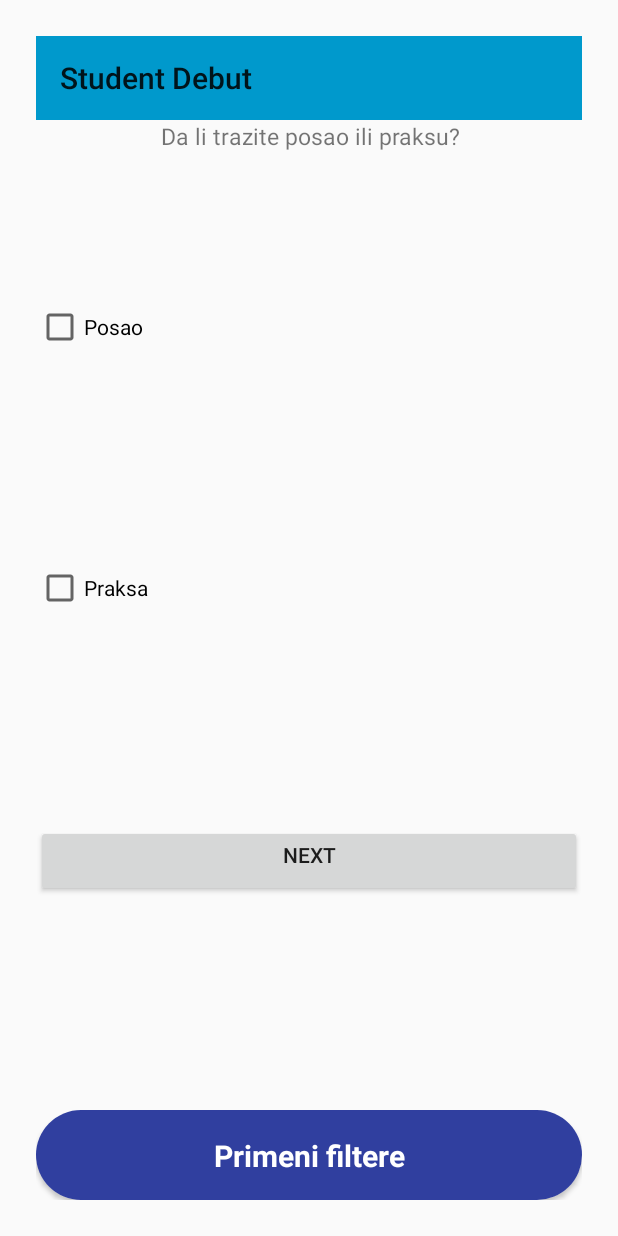
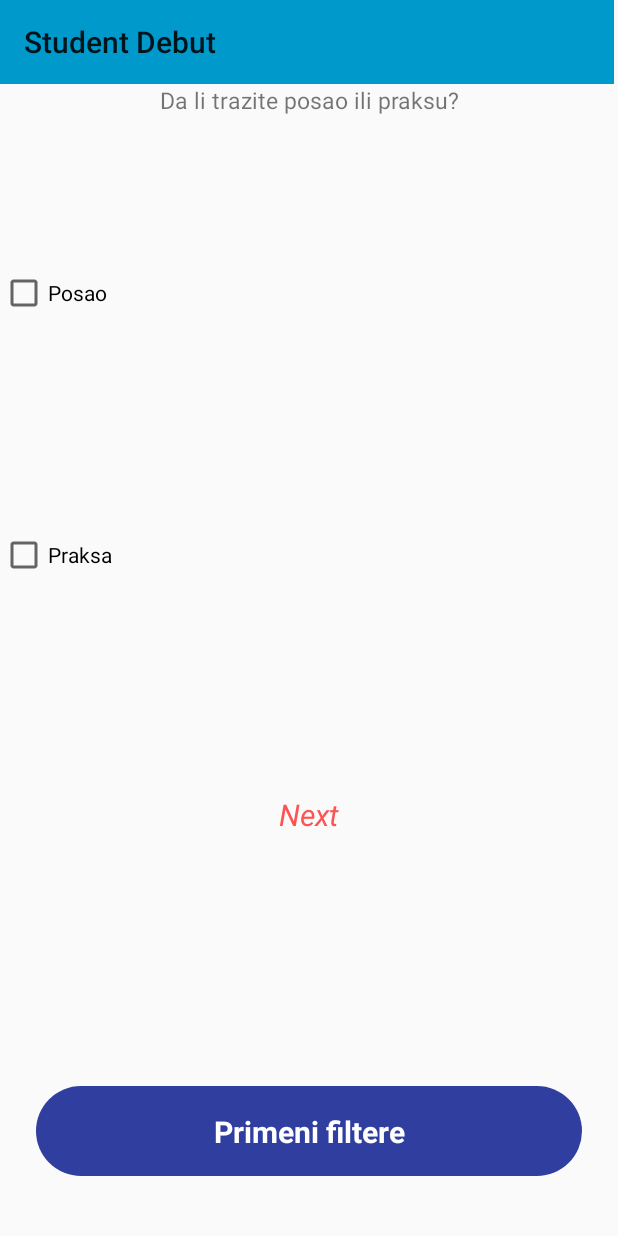
Before and after one commit to marijal74/Student-Debut, an Android app: the Options screen opened directly, with no data from a screen before it, on a phone screen of 412 x 824 dp. Run offline under Robolectric (Android 15) with nearby library versions, the phone set to English and light mode, and no system bars; 1 statement that could not run was skipped.

Commit message:
izmenjen ui kod biranja opcija

```diff
--- a/StudentDebut/app/src/main/java/com/example/studentdebut/Options.kt
+++ b/StudentDebut/app/src/main/java/com/example/studentdebut/Options.kt
@@ -15,7 +15,7 @@ import com.example.studentdebut.Model.RSSObject
 import com.google.gson.Gson
 import kotlinx.coroutines.*
 import kotlinx.android.synthetic.main.activity_options.*
-
+import java.lang.IllegalStateException
 
 
 class Options() : AppCompatActivity() {
@@ -76,7 +76,7 @@ class Options() : AppCompatActivity() {
     }
 
 
-    private suspend fun loadRSS(result: String): RSSObject {
+    private suspend fun loadRSS(result: String): RSSObject{
 
 
        lateinit var rssObject: RSSObject
@@ -108,7 +108,7 @@ class Options() : AppCompatActivity() {
                 handler1.postDelayed({
                     val intent = Intent(this@Options, ListOfJobs::class.java)
                     startActivity(intent)
-                },2000)
+                },200)
             },3000)
 
             //val i = Intent(this, ListOfJobs::class.java)
--- a/StudentDebut/app/src/main/res/layout/activity_options.xml
+++ b/StudentDebut/app/src/main/res/layout/activity_options.xml
@@ -4,8 +4,7 @@
     android:layout_height="match_parent"
     xmlns:app="http://schemas.android.com/apk/res-auto"
     xmlns:tools="http://schemas.android.com/tools"
-    tools:context=".Options"
-    android:padding="24dp">
+    tools:context=".Options">
 
 
     <!--TOOLBAR-->
@@ -94,12 +93,15 @@
 
 
 
-        <Button
+        <TextView
             android:id="@+id/btn_Next_page1"
             android:layout_width="match_parent"
             android:layout_height="wrap_content"
             android:gravity="center_horizontal"
             android:text="@string/next"
+            android:textColor="@color/colorAccent"
+            android:textSize="20sp"
+            android:textStyle="italic"
             android:textAlignment="center"
             app:layout_constraintBottom_toBottomOf="parent"
             app:layout_constraintEnd_toEndOf="parent"
@@ -134,6 +136,21 @@
             app:layout_constraintEnd_toEndOf="parent"
             app:layout_constraintStart_toStartOf="parent"
             app:layout_constraintTop_toTopOf="parent" />
+
+        <ScrollView
+            android:id="@+id/sc_pozicije"
+            android:layout_width="0dp"
+            android:layout_height="0dp"
+            app:layout_constraintStart_toStartOf="parent"
+            app:layout_constraintEnd_toEndOf="parent"
+            app:layout_constraintTop_toBottomOf="@id/tv_pozicija"
+            app:layout_constraintBottom_toBottomOf="parent">
+
+            <LinearLayout
+                android:layout_width="match_parent"
+                android:layout_height="wrap_content"
+                android:orientation="vertical">
+
                 <CheckBox
                     android:id="@+id/cb_prikazi_sve_pagePozicije"
                     android:layout_width="409dp"
@@ -247,6 +264,7 @@
                     android:text="@string/marketing"
                     app:layout_constraintStart_toStartOf="parent"
                     app:layout_constraintTop_toBottomOf="@+id/software_engineer" />
+
                 <CheckBox
                     android:id="@+id/cb_ostalo"
                     android:layout_width="409dp"
@@ -255,17 +273,24 @@
                     app:layout_constraintStart_toStartOf="parent"
                     app:layout_constraintTop_toBottomOf="@+id/marketing" />
 
-        <Button
+                <TextView
                     android:id="@+id/btn_Next_pagePozicije"
                     android:layout_width="match_parent"
                     android:layout_height="wrap_content"
                     android:text="@string/next"
+                    android:textColor="@color/colorAccent"
+                    android:textSize="20sp"
+                    android:textStyle="italic"
                     android:gravity="center_horizontal"
                     android:textAlignment="center"
                     app:layout_constraintBottom_toBottomOf="parent"
                     app:layout_constraintEnd_toEndOf="parent"
                     app:layout_constraintStart_toStartOf="parent"
                     app:layout_constraintTop_toBottomOf="@+id/cb_ostalo" />
+
+             </LinearLayout>
+
+        </ScrollView>
 
 
     </androidx.constraintlayout.widget.ConstraintLayout>
@@ -325,12 +350,15 @@
 
 
 
-        <Button
+        <TextView
             android:id="@+id/btn_Next_pageDestinacija"
             android:layout_width="match_parent"
             android:layout_height="wrap_content"
             android:gravity="center_horizontal"
             android:text="@string/next"
+            android:textColor="@color/colorAccent"
+            android:textSize="20sp"
+            android:textStyle="italic"
             android:textAlignment="center"
             app:layout_constraintBottom_toBottomOf="parent"
             app:layout_constraintEnd_toEndOf="parent"
@@ -480,8 +508,6 @@
                     android:layout_height="wrap_content"
                     android:text="@string/csharp" />
 
-
-
                 <CheckBox
                     android:id="@+id/cb_php"
                     android:layout_width="409dp"
--- a/StudentDebut/app/src/main/res/layout/progress_btn_layout.xml
+++ b/StudentDebut/app/src/main/res/layout/progress_btn_layout.xml
@@ -4,16 +4,19 @@
     xmlns:tools="http://schemas.android.com/tools"
     android:orientation="vertical"
     android:layout_width="match_parent"
-    android:layout_height="match_parent">
+    android:layout_height="match_parent"
+    android:padding="24dp">
 
     <androidx.cardview.widget.CardView
         android:id="@+id/cardView"
         android:layout_width="match_parent"
         android:layout_height="60dp"
+        android:layout_marginBottom="16dp"
+        app:cardCornerRadius="30dp"
+        app:cardElevation="0dp"
         app:layout_constraintBottom_toBottomOf="parent"
         app:layout_constraintEnd_toEndOf="parent"
-        app:layout_constraintStart_toStartOf="parent"
-        app:cardCornerRadius="50dp">
+        app:layout_constraintStart_toStartOf="parent">
 
         <androidx.constraintlayout.widget.ConstraintLayout
             android:id="@+id/constraint_layout"
@@ -39,16 +42,16 @@
                 style="?android:attr/progressBarStyle"
                 android:layout_width="30dp"
                 android:layout_height="30dp"
+                android:layout_marginEnd="16dp"
+                android:layout_marginRight="16dp"
                 android:indeterminate="true"
                 android:indeterminateTint="@android:color/white"
                 android:indeterminateTintMode="src_atop"
-                android:layout_marginEnd="16dp"
-                android:layout_marginRight="16dp"
+                android:visibility="gone"
                 app:layout_constraintBottom_toBottomOf="parent"
                 app:layout_constraintEnd_toStartOf="@+id/textView"
                 app:layout_constraintTop_toTopOf="parent"
-                tools:targetApi="lollipop"
-                android:visibility="gone"/>
+                tools:targetApi="lollipop" />
 
         </androidx.constraintlayout.widget.ConstraintLayout>
     </androidx.cardview.widget.CardView>
```
Lines whose indentation alone changed are shown as unchanged.
